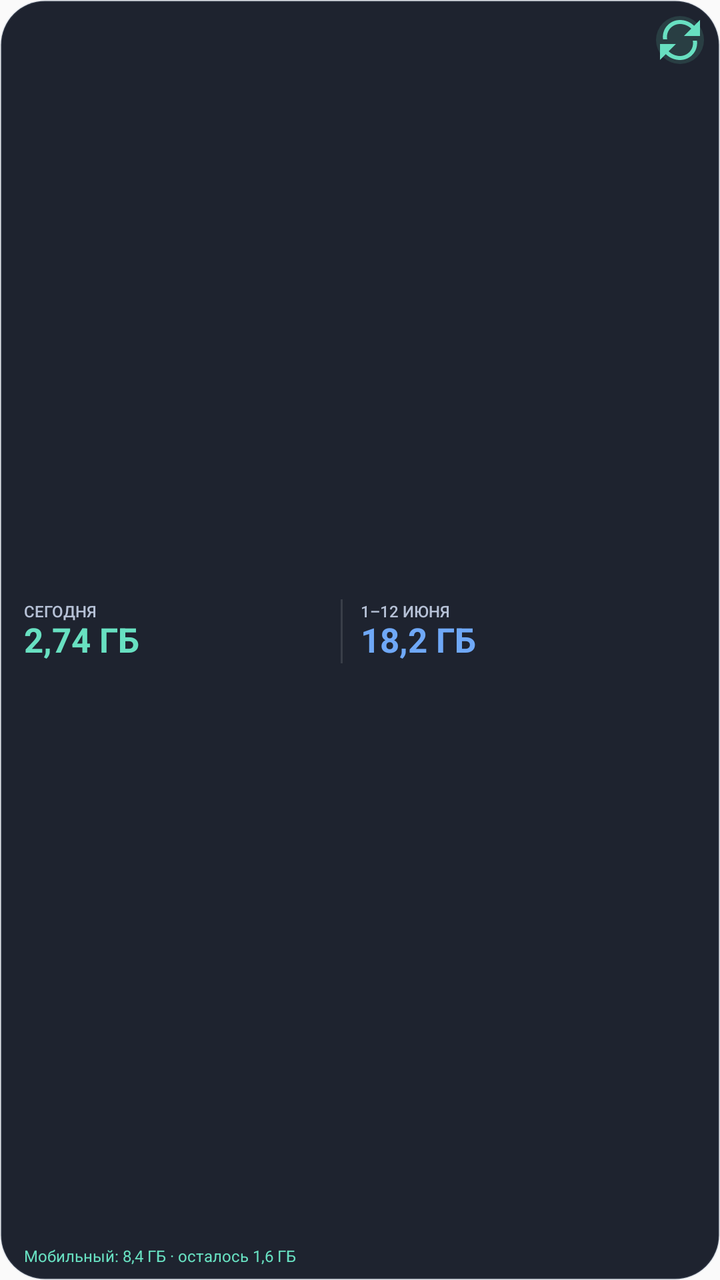
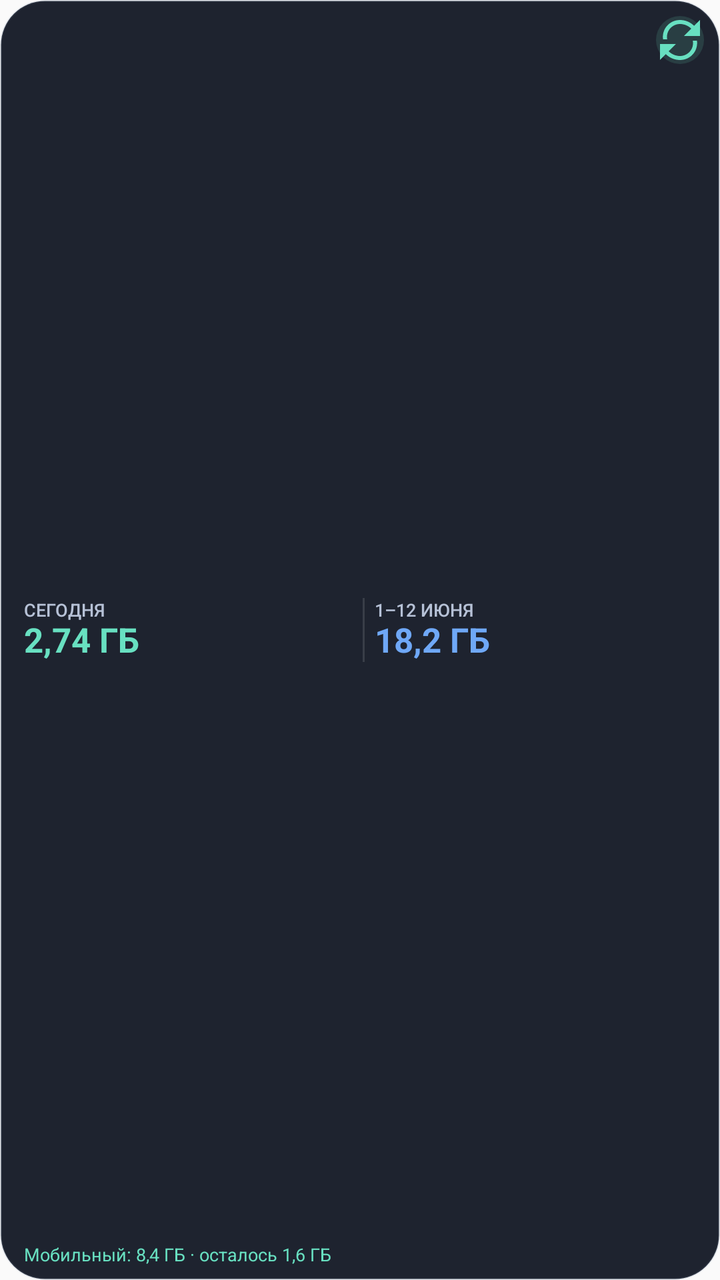

The first picture is an Android layout as it rendered before a commit; the second is the same layout after the commit. The layout source and the unified diff follow.
<!-- AndroidManifest.xml: application theme Theme.App_monitoring -->
<!-- res/layout/widget_compact_summary.xml -->
<?xml version="1.0" encoding="utf-8"?>
<FrameLayout xmlns:android="http://schemas.android.com/apk/res/android"
    android:id="@+id/widget_root"
    android:layout_width="match_parent"
    android:layout_height="match_parent"
    android:background="@drawable/widget_background"
    android:paddingStart="12dp"
    android:paddingTop="8dp"
    android:paddingEnd="8dp"
    android:paddingBottom="7dp">

    <LinearLayout
        android:layout_width="match_parent"
        android:layout_height="match_parent"
        android:paddingEnd="22dp"
        android:gravity="center_vertical"
        android:orientation="vertical">

        <LinearLayout
            android:layout_width="match_parent"
            android:layout_height="0dp"
            android:layout_weight="1"
            android:gravity="center_vertical"
            android:orientation="horizontal">

            <LinearLayout
                android:layout_width="0dp"
                android:layout_height="wrap_content"
                android:layout_weight="1"
                android:orientation="vertical">
                <TextView
                    style="@style/WidgetLabel"
                    android:text="@string/widget_today" />
                <TextView
                    android:id="@+id/compact_summary_today"
                    style="@style/WidgetValue"
                    android:text="2,74 ГБ"
                    android:textColor="@color/widget_accent"
                    android:textSize="17sp" />
            </LinearLayout>

            <ImageView
                android:layout_width="1dp"
                android:layout_height="32dp"
                android:layout_marginHorizontal="9dp"
                android:background="@drawable/widget_divider_vertical"
                android:contentDescription="@null" />

            <LinearLayout
                android:layout_width="0dp"
                android:layout_height="wrap_content"
                android:layout_weight="1"
                android:orientation="vertical">
                <TextView
                    android:id="@+id/compact_summary_period_label"
                    style="@style/WidgetLabel"
                    android:text="1–12 ИЮНЯ" />
                <TextView
                    android:id="@+id/compact_summary_period"
                    style="@style/WidgetValue"
                    android:text="18,2 ГБ"
                    android:textColor="@color/widget_blue"
                    android:textSize="17sp" />
            </LinearLayout>
        </LinearLayout>

        <TextView
            android:id="@+id/compact_summary_mobile"
            style="@style/WidgetMeta"
            android:text="Мобильный: 8,4 ГБ · осталось 1,6 ГБ"
            android:textColor="@color/widget_accent" />
    </LinearLayout>

    <ImageButton
        android:id="@+id/widget_refresh"
        android:layout_width="24dp"
        android:layout_height="24dp"
        android:layout_gravity="top|end"
        android:background="@drawable/widget_refresh_background"
        android:contentDescription="@string/widget_refresh"
        android:padding="6dp"
        android:src="@drawable/ic_widget_refresh"
        android:tint="@color/widget_accent" />
</FrameLayout>
<!-- resources referenced by this layout -->
<resources>
  <color name="widget_accent">#FF68E0C1</color>
  <color name="widget_blue">#FF6FA8F7</color>
  <!-- drawable ic_widget_refresh (drawable) -->
  <?xml version="1.0" encoding="utf-8"?>
  <vector xmlns:android="http://schemas.android.com/apk/res/android"
      android:width="24dp"
      android:height="24dp"
      android:viewportWidth="24"
      android:viewportHeight="24">
      <path
          android:fillColor="#FFFFFFFF"
          android:pathData="M17.65,6.35C16.2,4.9 14.21,4 12,4c-4.09,0 -7.19,3.72 -6.39,7.69l-2.08,0C2.78,6.58 6.72,2 12,2c2.76,0 5.26,1.12 7.07,2.93L22,2l0,8 -8,0 3.65,-3.65zM6.35,17.65C7.8,19.1 9.79,20 12,20c4.09,0 7.19,-3.72 6.39,-7.69l2.08,0C21.22,17.42 17.28,22 12,22c-2.76,0 -5.26,-1.12 -7.07,-2.93L2,22l0,-8 8,0 -3.65,3.65z" />
  </vector>
  <!-- drawable widget_background (drawable) -->
  <?xml version="1.0" encoding="utf-8"?>
  <shape xmlns:android="http://schemas.android.com/apk/res/android"
      android:shape="rectangle">
      <solid android:color="@color/widget_background" />
      <corners android:radius="22dp" />
      <stroke
          android:width="1dp"
          android:color="@color/widget_border" />
  </shape>
  <!-- drawable widget_divider_vertical (drawable) -->
  <?xml version="1.0" encoding="utf-8"?>
  <shape xmlns:android="http://schemas.android.com/apk/res/android"
      android:shape="rectangle">
      <solid android:color="@color/widget_divider" />
  </shape>
  <!-- drawable widget_refresh_background (drawable) -->
  <?xml version="1.0" encoding="utf-8"?>
  <shape xmlns:android="http://schemas.android.com/apk/res/android"
      android:shape="oval">
      <solid android:color="@color/widget_accent_surface" />
  </shape>
  <string name="widget_refresh">Обновить статистику</string>
  <string name="widget_today">СЕГОДНЯ</string>
  <style name="WidgetLabel">
          <item name="android:layout_width">wrap_content</item>
          <item name="android:layout_height">wrap_content</item>
          <item name="android:ellipsize">end</item>
          <item name="android:fontFamily">sans-serif-medium</item>
          <item name="android:includeFontPadding">false</item>
          <item name="android:maxLines">1</item>
          <item name="android:textColor">@color/widget_text_secondary</item>
          <item name="android:textSize">8sp</item>
      </style>
  <style name="WidgetMeta">
          <item name="android:layout_width">wrap_content</item>
          <item name="android:layout_height">wrap_content</item>
          <item name="android:ellipsize">end</item>
          <item name="android:includeFontPadding">false</item>
          <item name="android:maxLines">1</item>
          <item name="android:textColor">@color/widget_text_secondary</item>
          <item name="android:textSize">8sp</item>
      </style>
  <style name="WidgetValue">
          <item name="android:layout_width">wrap_content</item>
          <item name="android:layout_height">wrap_content</item>
          <item name="android:ellipsize">end</item>
          <item name="android:fontFamily">sans-serif</item>
          <item name="android:includeFontPadding">false</item>
          <item name="android:maxLines">1</item>
          <item name="android:textColor">@color/widget_text_primary</item>
          <item name="android:textSize">20sp</item>
          <item name="android:textStyle">bold</item>
      </style>
  <style name="Theme.App_monitoring" parent="android:Theme.Material.Light.NoActionBar" />
  <color name="widget_background">#F2121824</color>
  <color name="widget_border">#267C8AA5</color>
  <color name="widget_divider">#1FFFFFFF</color>
  <color name="widget_accent_surface">#2468E0C1</color>
  <color name="widget_text_secondary">#FFB6C1D6</color>
  <color name="widget_text_primary">#FFF8FAFF</color>
</resources>

<!-- the commit's change to res/layout/widget_compact_summary.xml (unified diff, before → after) -->
@@ -12,7 +12,6 @@
     <LinearLayout
         android:layout_width="match_parent"
         android:layout_height="match_parent"
-        android:paddingEnd="22dp"
         android:gravity="center_vertical"
         android:orientation="vertical">
 
@@ -34,6 +33,7 @@
                 <TextView
                     android:id="@+id/compact_summary_today"
                     style="@style/WidgetValue"
+                    android:layout_width="match_parent"
                     android:text="2,74 ГБ"
                     android:textColor="@color/widget_accent"
                     android:textSize="17sp" />
@@ -42,7 +42,7 @@
             <ImageView
                 android:layout_width="1dp"
                 android:layout_height="32dp"
-                android:layout_marginHorizontal="9dp"
+                android:layout_marginHorizontal="5dp"
                 android:background="@drawable/widget_divider_vertical"
                 android:contentDescription="@null" />
 
@@ -58,6 +58,7 @@
                 <TextView
                     android:id="@+id/compact_summary_period"
                     style="@style/WidgetValue"
+                    android:layout_width="match_parent"
                     android:text="18,2 ГБ"
                     android:textColor="@color/widget_blue"
                     android:textSize="17sp" />
<!-- resource entries referenced after the edit -->
@@ -45,7 +45,7 @@
           <item name="android:includeFontPadding">false</item>
           <item name="android:maxLines">1</item>
           <item name="android:textColor">@color/widget_text_secondary</item>
-          <item name="android:textSize">8sp</item>
+          <item name="android:textSize">9sp</item>
       </style>
   <style name="WidgetMeta">
           <item name="android:layout_width">wrap_content</item>
@@ -54,7 +54,7 @@
           <item name="android:includeFontPadding">false</item>
           <item name="android:maxLines">1</item>
           <item name="android:textColor">@color/widget_text_secondary</item>
-          <item name="android:textSize">8sp</item>
+          <item name="android:textSize">9sp</item>
       </style>
   <style name="WidgetValue">
           <item name="android:layout_width">wrap_content</item>
